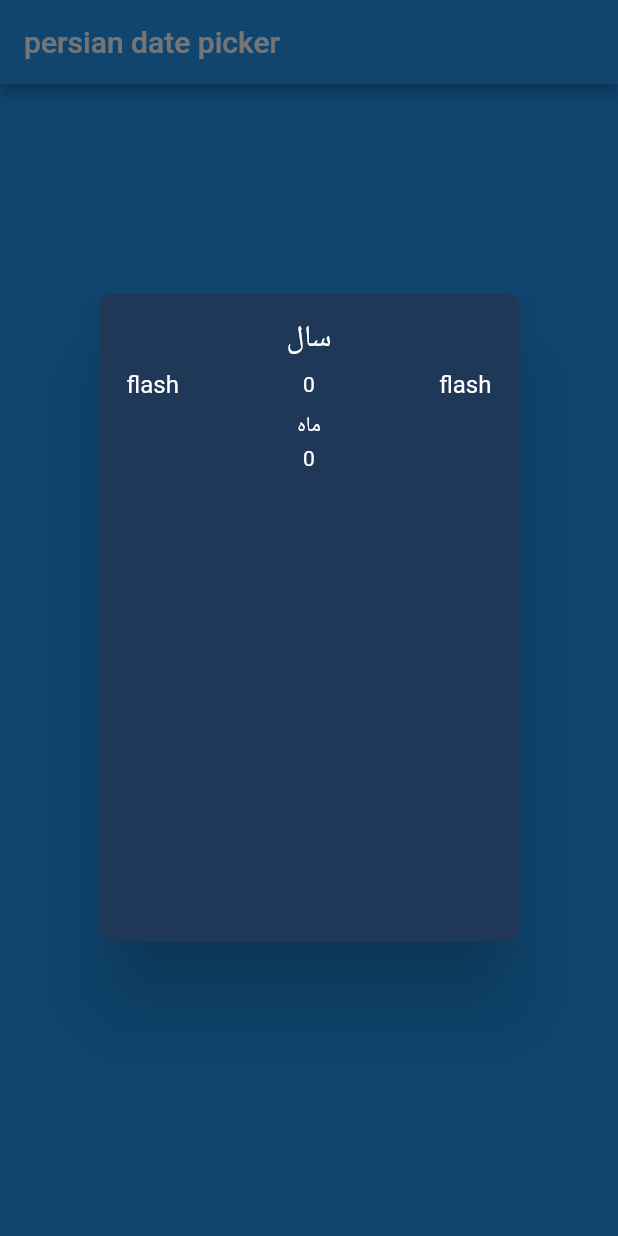
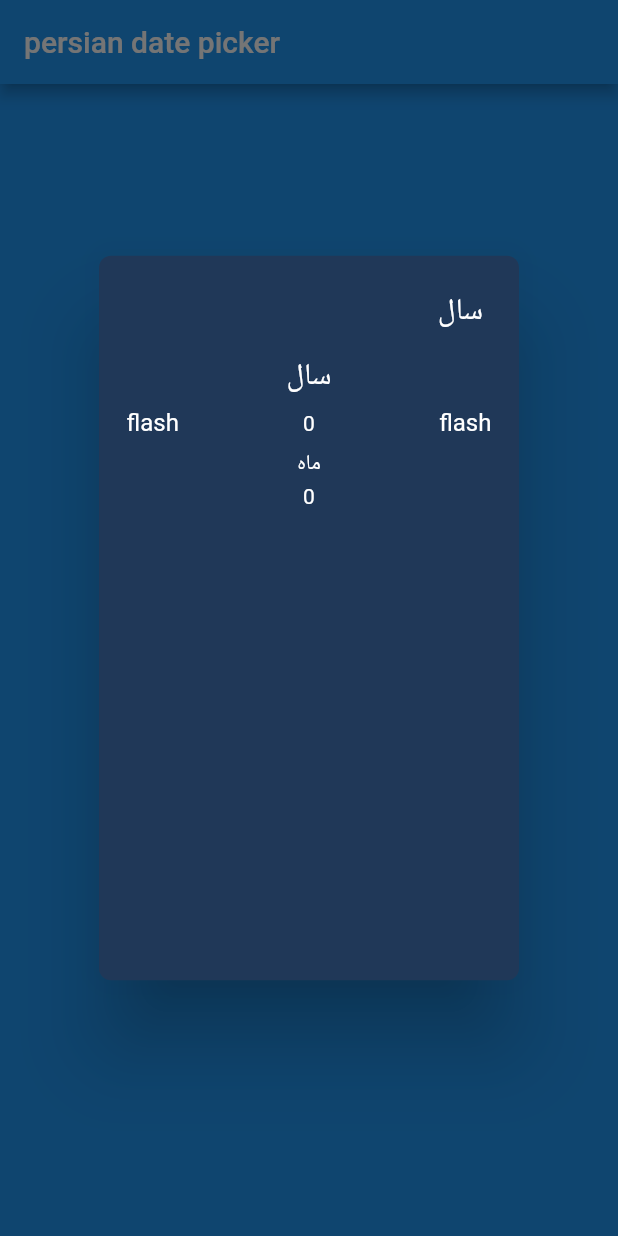
Before and after one commit to Abiri99/PersianDatePicker, a Flutter app: the screen it shows after launch, after a tap on "open date picker", on a phone screen of 412 x 824 dp. Run offline on Flutter 3.47's test engine with Material 2 defaults, Android fonts, the phone set to English and light mode, and no system bars.

Commit message:
structure should change

```diff
--- a/lib/home.dart
+++ b/lib/home.dart
@@ -1,20 +1,38 @@
 import 'package:flutter/material.dart';
 
-class Home extends StatelessWidget {
+class Home extends StatefulWidget {
+  @override
+  _HomeState createState() => _HomeState();
+}
+
+class _HomeState extends State<Home> {
+  double _height = 400;
+  var _visible = true;
   final controller = PageController(initialPage: 0);
 
   dialogContent(BuildContext context) {
-    return Container(
+    return AnimatedContainer(
+        duration: Duration(seconds: 1),
         height: 400,
         decoration: BoxDecoration(
           borderRadius: BorderRadius.circular(8),
         ),
+        child: Visibility(
+          visible: _visible,
           child: Column(
             mainAxisSize: MainAxisSize.min,
             children: <Widget>[
-            Text(
+              GestureDetector(
+                onTap: () {
+                  setState(() {
+                    _visible = !_visible;
+                  });
+                  print(_visible);
+                },
+                child: Text(
                   "سال",
                   style: Theme.of(context).textTheme.title,
+                ),
               ),
               Container(
                   height: 35,
@@ -61,6 +79,7 @@ class Home extends StatelessWidget {
                 ),
               ),
             ],
+          ),
         ));
   }
 
@@ -71,7 +90,21 @@ class Home extends StatelessWidget {
       shape: RoundedRectangleBorder(
         borderRadius: BorderRadius.circular(8),
       ),
-      title: null,
+      title: GestureDetector(
+        onTap: () {
+          print("hiding content");
+          setState(() {
+            _visible = !_visible;
+          });
+          print(_visible);
+        },
+        child: Align(
+          alignment: Alignment.centerRight,
+          child: Text(
+            "سال",
+          ),
+        ),
+      ),
       content: dialogContent(context),
       backgroundColor: Color(0xFF203858),
       contentPadding: EdgeInsets.only(
@@ -91,6 +124,7 @@ class Home extends StatelessWidget {
 
   @override
   Widget build(BuildContext context) {
+    print("build called");
     return Scaffold(
       appBar: AppBar(
         title: Text("persian date picker"),
```
Also changed, not shown: lib/components/persian_date_picker.dart (added, +16 -0 lines). Lines whose indentation alone changed are shown as unchanged.
